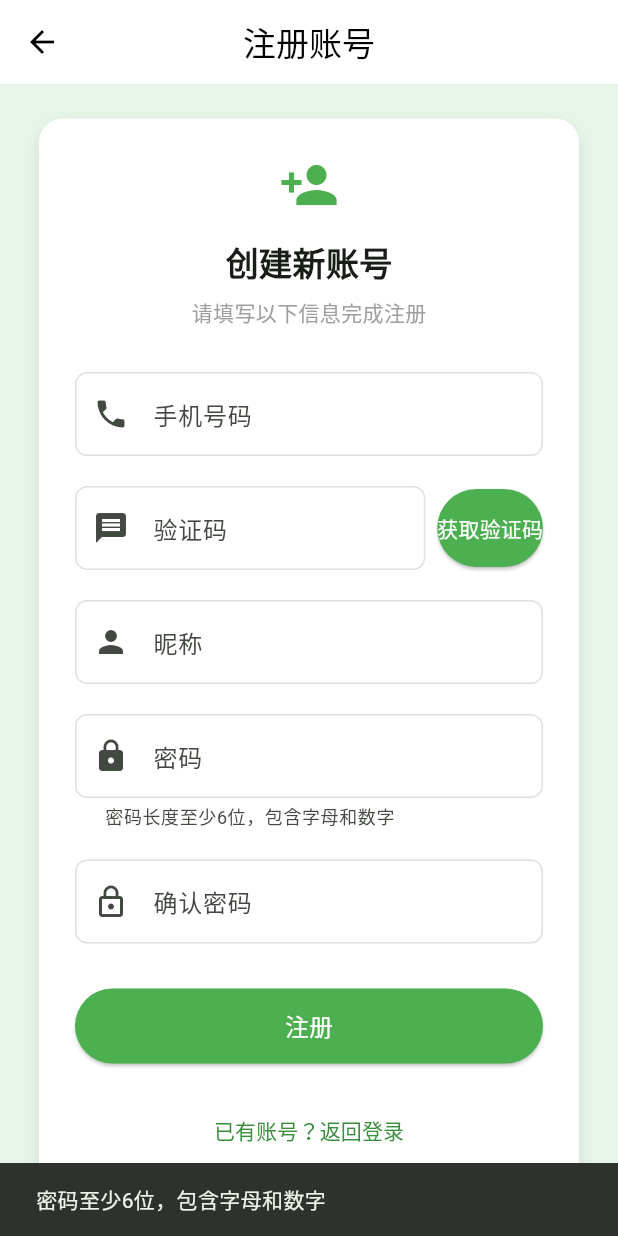
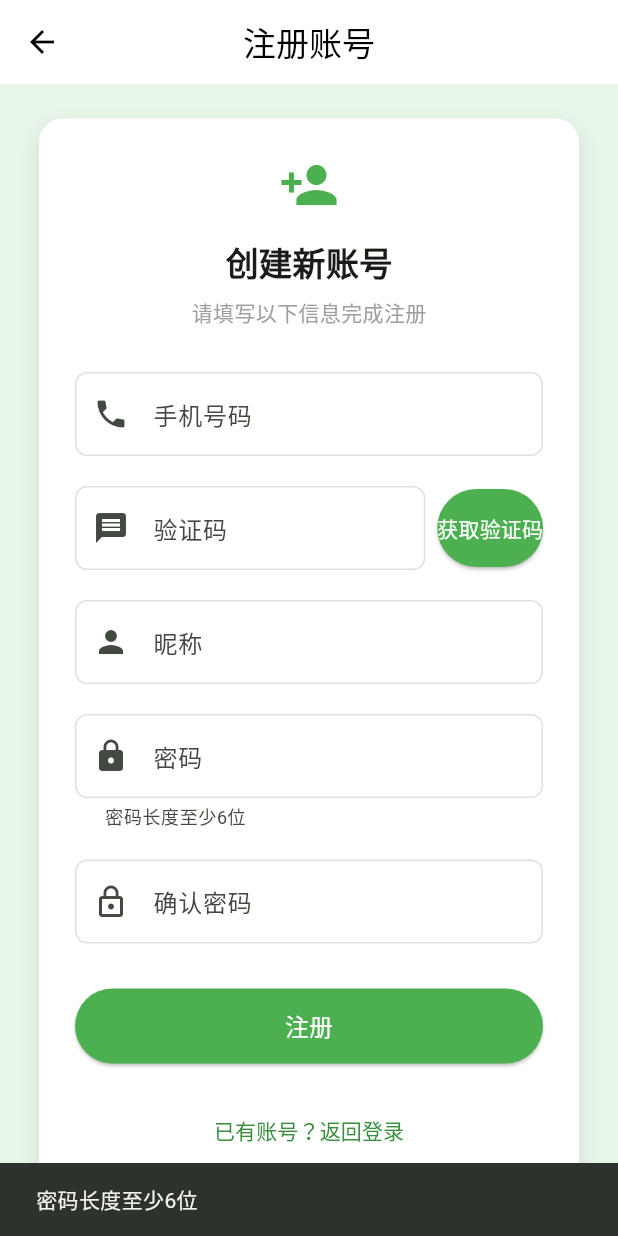
Before and after one commit to cc904/chatApp, a Flutter app: the RegisterPage screen opened directly, after a tap on "注册", on a phone screen of 412 x 824 dp. Run offline on Flutter 3.47's test engine with Material 3 defaults, Android fonts, the phone set to English and light mode, and no system bars; our stand-ins replace equatable, flutter_bloc.

Commit message:
优化密码验证逻辑，简化密码要求提示，移除对字母和数字的强制检查；更新相关页面以反映新的密码要求，提升用户体验。

```diff
--- a/lib/features/auth/presentation/cubit/auth_cubit.dart
+++ b/lib/features/auth/presentation/cubit/auth_cubit.dart
@@ -164,9 +164,9 @@ class AuthCubit extends Cubit<AuthState> {
         _logger('密码为空');
         throw '请输入密码';
       }
-      if (password.length < 6 || !RegExp(r'[a-zA-Z]').hasMatch(password) || !RegExp(r'[0-9]').hasMatch(password)) {
+      if (password.length < 6) {
         _logger('密码不符合要求');
-        throw '密码至少6位，包含字母和数字';
+        throw '密码长度至少6位';
       }
 
       // 验证昵称
@@ -225,9 +225,9 @@ class AuthCubit extends Cubit<AuthState> {
         dev.log('密码为空');
         throw '请输入新密码';
       }
-      if (newPassword.length < 6 || !RegExp(r'[a-zA-Z]').hasMatch(newPassword) || !RegExp(r'[0-9]').hasMatch(newPassword)) {
+      if (newPassword.length < 6) {
         dev.log('密码不符合要求');
-        throw '密码至少6位，包含字母和数字';
+        throw '密码长度至少6位';
       }
 
       emit(AuthLoading());
--- a/lib/features/auth/presentation/pages/forgot_password_page.dart
+++ b/lib/features/auth/presentation/pages/forgot_password_page.dart
@@ -284,7 +284,7 @@ class _ForgotPasswordPageState extends State<ForgotPasswordPage> {
           decoration: const InputDecoration(
             labelText: '新密码',
             prefixIcon: Icon(Icons.lock),
-            helperText: '密码长度至少6位，包含字母和数字',
+            helperText: '密码长度至少6位',
             contentPadding: EdgeInsets.symmetric(vertical: 16, horizontal: 16),
           ),
           obscureText: true,
@@ -336,8 +336,8 @@ class _ForgotPasswordPageState extends State<ForgotPasswordPage> {
           _showErrorMessage('请输入新密码');
           return false;
         }
-        if (_newPasswordController.text.length < 6 || !RegExp(r'[a-zA-Z]').hasMatch(_newPasswordController.text) || !RegExp(r'[0-9]').hasMatch(_newPasswordController.text)) {
-          _showErrorMessage('密码至少6位，包含字母和数字');
+        if (_newPasswordController.text.length < 6) {
+          _showErrorMessage('密码长度至少6位');
           return false;
         }
         if (_confirmPasswordController.text != _newPasswordController.text) {
--- a/lib/features/auth/presentation/pages/register_page.dart
+++ b/lib/features/auth/presentation/pages/register_page.dart
@@ -164,7 +164,7 @@ class _RegisterPageState extends State<RegisterPage> {
                     decoration: const InputDecoration(
                       labelText: '密码',
                       prefixIcon: Icon(Icons.lock),
-                      helperText: '密码长度至少6位，包含字母和数字',
+                      helperText: '密码长度至少6位',
                       contentPadding: EdgeInsets.symmetric(vertical: 16, horizontal: 16),
                     ),
                     obscureText: true,
@@ -247,9 +247,9 @@ class _RegisterPageState extends State<RegisterPage> {
     }
 
     // 验证密码复杂度
-    if (_passwordController.text.length < 6 || !RegExp(r'[a-zA-Z]').hasMatch(_passwordController.text) || !RegExp(r'[0-9]').hasMatch(_passwordController.text)) {
+    if (_passwordController.text.length < 6) {
       ScaffoldMessenger.of(context).showSnackBar(
-        const SnackBar(content: Text('密码至少6位，包含字母和数字')),
+        const SnackBar(content: Text('密码长度至少6位')),
       );
       return;
     }
```
Also changed, not shown: lib/features/auth/presentation/pages/auth_page.dart (+2 -16 lines).
